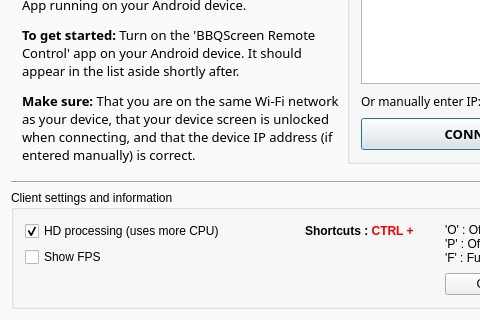
First picture: the form in mainwindow.ui, repository xplodwild/bbqscreen_client, before the edit; both pictures show x 0 to 480 and y 96 to 416 of the 627 by 416 pixel window.
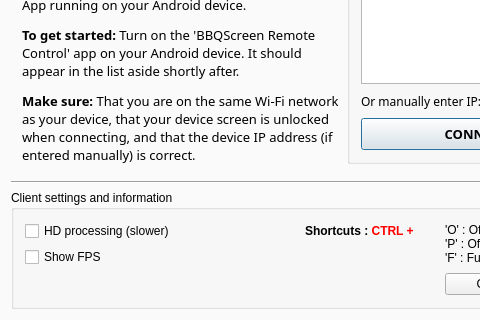
Second picture: the form after the edit.

Patch:
```diff
--- a/mainwindow.ui
+++ b/mainwindow.ui
@@ -175,10 +175,10 @@
       <item row="0" column="0" colspan="2">
        <widget class="QCheckBox" name="cbHighQuality">
         <property name="text">
-         <string>HD processing (uses more CPU)</string>
+         <string>HD processing (slower)</string>
         </property>
         <property name="checked">
-         <bool>true</bool>
+         <bool>false</bool>
         </property>
        </widget>
       </item>
```
